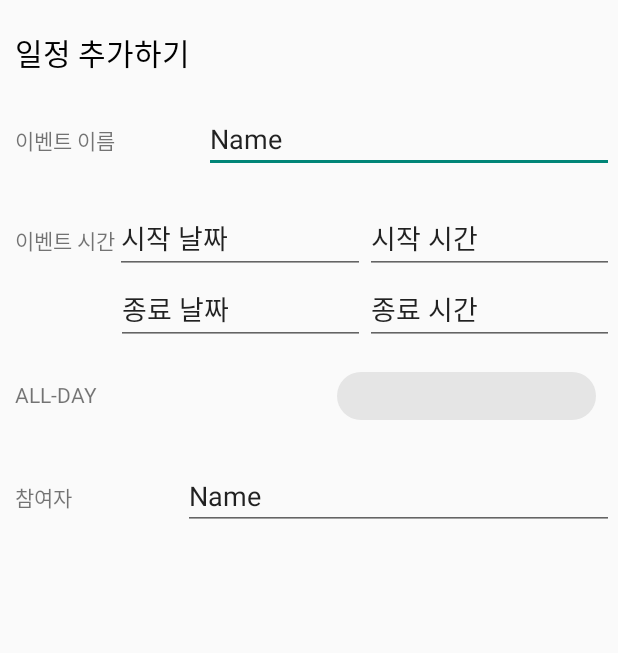
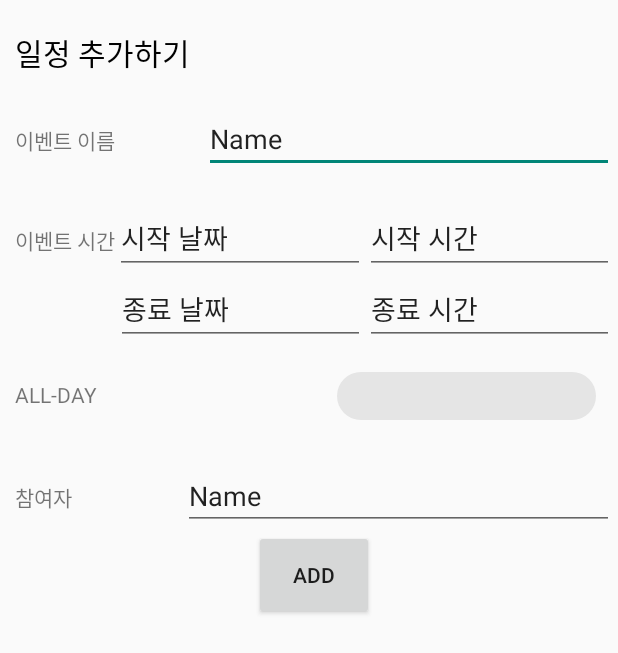
Before and after one commit to rydud314/WHOSEE, an Android app built with Jetpack Compose: the layout activty_add_schedule.xml on its own in the app's theme, with its tools: preview values and no code run, on a phone screen of 412 x 824 dp. Shown: the top 653 px of the screen. Run offline under Robolectric (Android 15) with nearby library versions, the phone set to English and light mode, and no system bars.

Commit message:
0906 현수 XML관련 KOTLIN 파일 생성 및 버튼 연결

```diff
--- a/app/src/main/java/com/example/seesaw/Frag1_Home.kt
+++ b/app/src/main/java/com/example/seesaw/Frag1_Home.kt
@@ -182,6 +182,12 @@ class Frag1_Home : Fragment(), NavigationView.OnNavigationItemSelectedListener {
             startActivity(intent)
         }
 
+        val btn_calender : Button = view.findViewById(R.id.btn_gotocalendar)
+        btn_calender.setOnClickListener{
+            val intent = Intent(context, Calender::class.java)
+            startActivity(intent)
+        }
+
 //        val menuButton: Button = view.findViewById(R.id.menu_button)
 //        menuButton.setOnClickListener {
 //            drawerLayout.openDrawer(GravityCompat.END)
--- a/app/src/main/res/layout/activty_add_schedule.xml
+++ b/app/src/main/res/layout/activty_add_schedule.xml
@@ -150,5 +150,15 @@
                 android:inputType="text"
                 android:text="Name" />
         </LinearLayout>
+
+        <Button
+            android:layout_width="80dp"
+            android:layout_height="60dp"
+            android:layout_gravity="center"
+            android:text="Add"
+            android:id="@+id/btn_save_schedule">
+
+        </Button>
+
     </LinearLayout>
 </androidx.constraintlayout.widget.ConstraintLayout>
```
Also changed, not shown: app/src/main/java/com/example/seesaw/Add_Schedule.kt (added, +14 -0 lines), app/src/main/java/com/example/seesaw/Calender.kt (added, +21 -0 lines).
